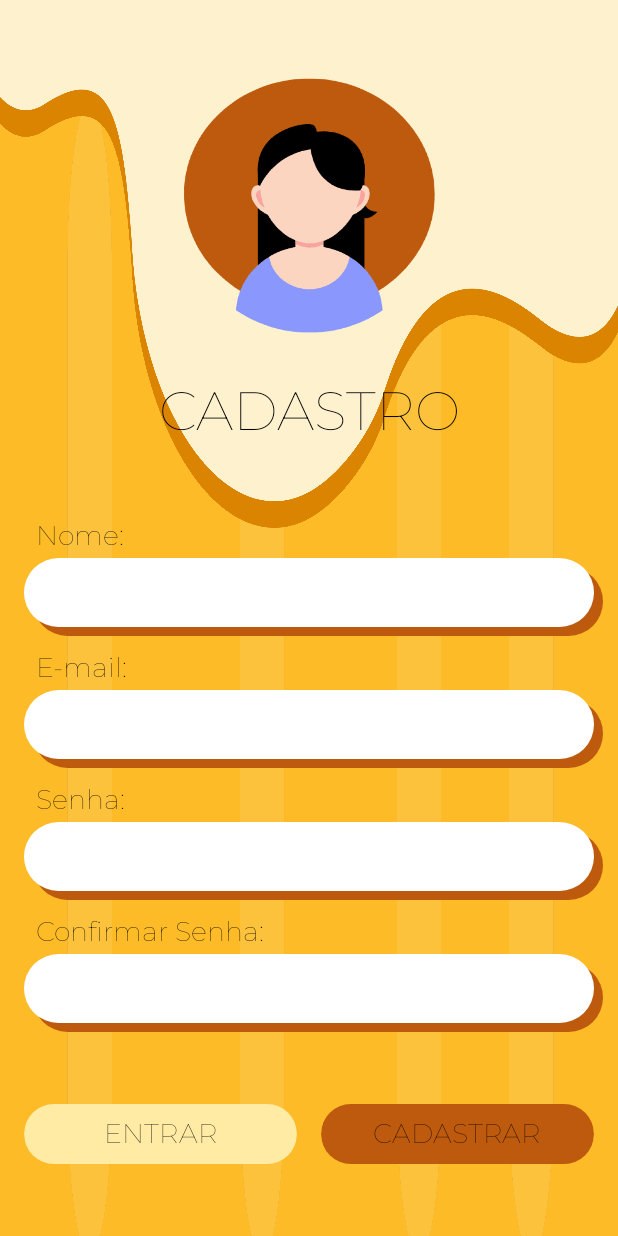
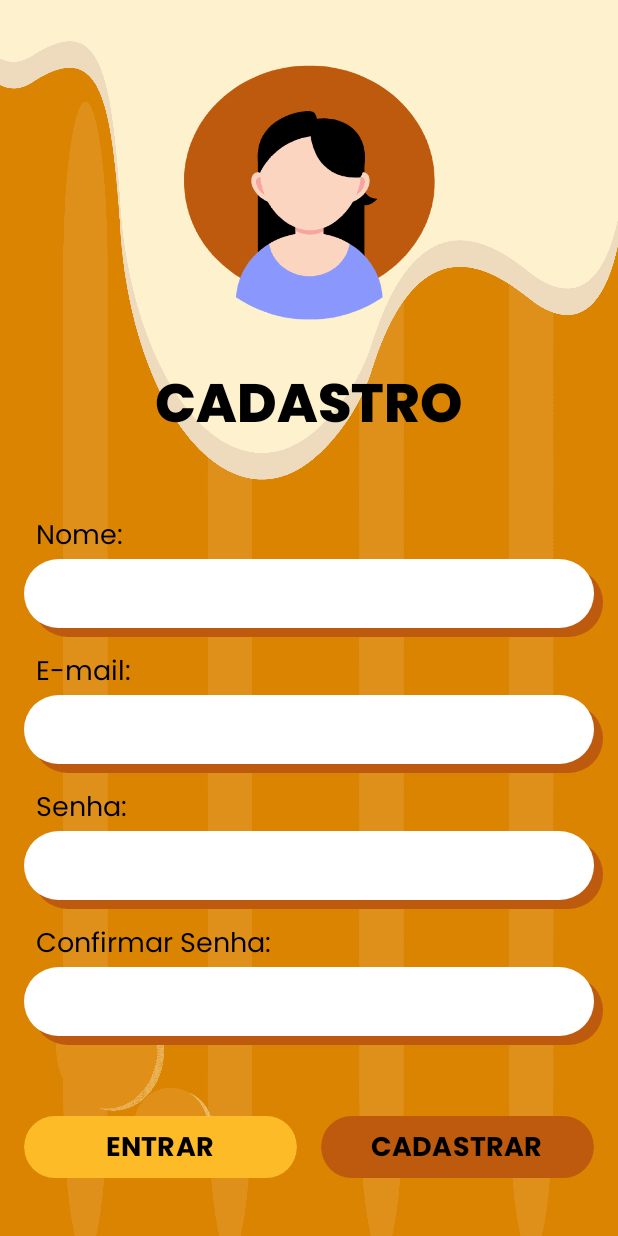
Before and after one commit to Qual-boa/Projeto-Android, an Android app built with Jetpack Compose: the @Preview function RegistrationScreenPreview, on a phone screen of 412 x 824 dp. Run offline under Robolectric (Android 15) with nearby library versions, the phone set to English and light mode, and no system bars.

Commit message:
fonte poppins, novo fundo, novas cores

```diff
--- a/TelaCadastro/app/src/main/java/com/example/telacadastro/MainActivity.kt
+++ b/TelaCadastro/app/src/main/java/com/example/telacadastro/MainActivity.kt
@@ -31,11 +31,24 @@ import androidx.compose.ui.unit.sp
 import com.example.telacadastro.R
 import androidx.compose.ui.text.font.Font
 import androidx.compose.ui.text.font.FontFamily
+import androidx.compose.ui.text.font.FontStyle
 import androidx.compose.ui.text.font.FontWeight
 val montserratFamily = FontFamily(
     Font(R.font.montserrat, FontWeight.Bold),
     Font(R.font.montserrat, FontWeight.ExtraBold)
 )
+
+val poppinsFamily = FontFamily(
+    Font(R.font.poppins_medium, FontWeight.Medium),
+    Font(R.font.poppins_bold, FontWeight.Bold),
+    Font(R.font.poppins_regular, FontWeight.Normal),
+    Font(R.font.poppins_black, FontWeight.Black),
+    Font(R.font.poppins_extrabold, FontWeight.ExtraBold),
+    Font(R.font.poppins_blackitalic, FontWeight.Black, FontStyle.Italic),
+
+
+)
+
 
 class MainActivity : ComponentActivity() {
     override fun onCreate(savedInstanceState: Bundle?) {
@@ -54,7 +67,7 @@ fun RegistrationScreen() {
             .background(Color(0xFFFFE5B4))
     ) {
         Image(
-            painter = painterResource(id = R.mipmap.background),
+            painter = painterResource(id = R.mipmap.back_tela),
             contentDescription = null,
             contentScale = ContentScale.FillBounds,
             modifier = Modifier.fillMaxSize()
@@ -82,7 +95,7 @@ fun RegistrationScreen() {
                 color = Color.Black,
                 fontSize = 36.sp,
                 fontWeight = FontWeight.ExtraBold,
-                fontFamily = montserratFamily,
+                fontFamily = poppinsFamily,
                 textAlign = TextAlign.Center,
                 modifier = Modifier.align(Alignment.CenterHorizontally)
             )
@@ -114,11 +127,11 @@ fun RegistrationScreen() {
                         .padding(end = 8.dp)
                         .clip(RoundedCornerShape(50.dp)),
                     colors = androidx.compose.material3.ButtonDefaults.buttonColors(
-                        containerColor = Color(0xFFFFEBA4)
+                        containerColor = Color(0xFFFDBB27)
                     )
                 ) {
-                    Text(text = "ENTRAR", color = Color.Black, fontFamily = montserratFamily,
-                        fontSize = 18.sp, fontWeight = FontWeight.ExtraBold
+                    Text(text = "ENTRAR", color = Color.Black, fontFamily = poppinsFamily,
+                        fontSize = 18.sp, fontWeight = FontWeight.Bold
                     )
                 }
 
@@ -132,8 +145,8 @@ fun RegistrationScreen() {
                         containerColor = Color(0xFFBD5A0D)
                     )
                 ) {
-                    Text(text = "CADASTRAR", color = Color.Black, fontFamily = montserratFamily,
-                        fontSize = 18.sp, fontWeight = FontWeight.ExtraBold)
+                    Text(text = "CADASTRAR", color = Color.Black, fontFamily = poppinsFamily,
+                        fontSize = 18.sp, fontWeight = FontWeight.Bold)
                 }
             }
         }
@@ -145,14 +158,13 @@ fun InputFieldWithShadow(label: String, text: String, isPassword: Boolean = fals
     val inputValue = remember { mutableStateOf(text) }
 
     Column(modifier = Modifier.fillMaxWidth()) {
-        // Texto do rótulo
         Text(
             text = label,
             style = TextStyle(
                 fontSize = 18.sp,
-                fontWeight = FontWeight.ExtraBold,
+                fontWeight = FontWeight.Normal,
                 color = Color.Black,
-                fontFamily = montserratFamily
+                fontFamily = poppinsFamily
             ),
             modifier = Modifier.padding(start = 8.dp, bottom = 4.dp)
         )
@@ -184,7 +196,7 @@ fun InputFieldWithShadow(label: String, text: String, isPassword: Boolean = fals
                     value = inputValue.value,
                     onValueChange = { inputValue.value = it },
                     visualTransformation = if (isPassword) PasswordVisualTransformation() else VisualTransformation.None,
-                    textStyle = TextStyle(color = Color.Black, fontSize = 16.sp, fontFamily = montserratFamily),
+                    textStyle = TextStyle(color = Color.Black, fontSize = 16.sp, fontFamily = poppinsFamily),
                     cursorBrush = SolidColor(Color.Black),
                     modifier = Modifier
                         .fillMaxWidth()
```
Also changed, not shown: TelaCadastro/app/src/main/res/font/poppins_black.ttf (added), TelaCadastro/app/src/main/res/font/poppins_blackitalic.ttf (added), TelaCadastro/app/src/main/res/font/poppins_bold.ttf (added), TelaCadastro/app/src/main/res/font/poppins_extrabold.ttf (added), TelaCadastro/app/src/main/res/font/poppins_medium.ttf (added), TelaCadastro/app/src/main/res/font/poppins_regular.ttf (added), TelaCadastro/app/src/main/res/mipmap-hdpi/back.png (added), TelaCadastro/app/src/main/res/mipmap-hdpi/back_tela.png (added).
